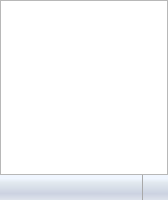
This is CommunicationModule/CommunicationUI/ui/FriendListWidget.ui in realXtend/tundra as Qt 5 draws it before an edit. The edited form follows.
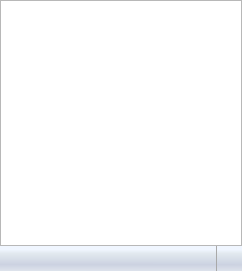
This is the edited form. Icons and pictures are not drawn.

The edit to the form file:
```diff
--- a/CommunicationModule/CommunicationUI/ui/FriendListWidget.ui
+++ b/CommunicationModule/CommunicationUI/ui/FriendListWidget.ui
@@ -6,8 +6,8 @@
    <rect>
     <x>0</x>
     <y>0</y>
-    <width>168</width>
-    <height>200</height>
+    <width>242</width>
+    <height>271</height>
    </rect>
   </property>
   <property name="windowTitle">
```
